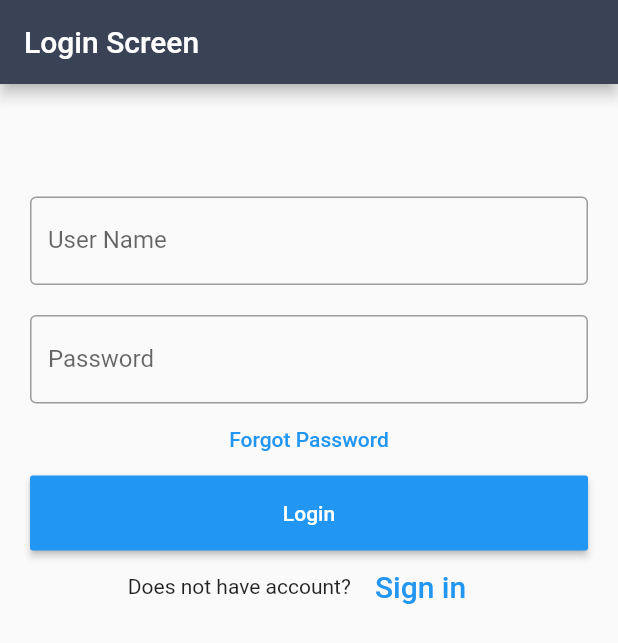
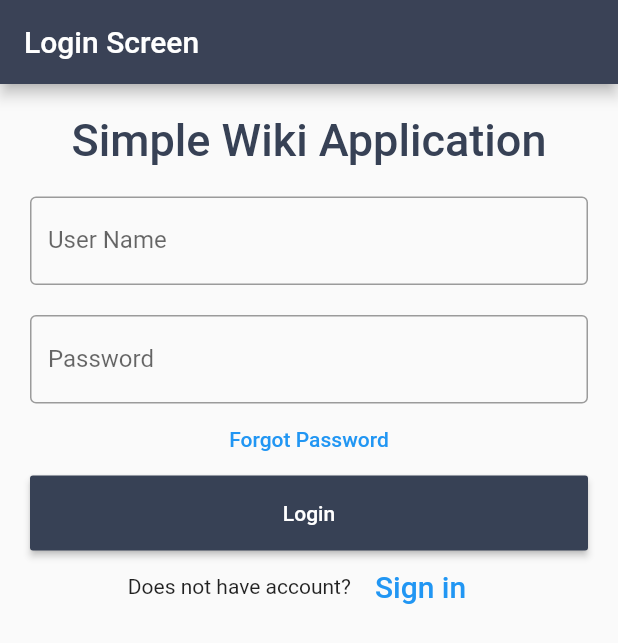
Before and after one commit to chqu1012/FlutterBasic, a Flutter app: the screen it shows after launch, on a phone screen of 412 x 824 dp. Shown: the top 643 px of the screen. Run offline on Flutter 3.47's test engine with Material 2 defaults, Android fonts, the phone set to English and light mode, and no system bars; our stand-ins replace sqflite; accounts and stored records are empty.

Commit message:
Small ui improovments

```diff
--- a/simple_flutter_wiki/lib/control/NewPageFormular.dart
+++ b/simple_flutter_wiki/lib/control/NewPageFormular.dart
@@ -14,7 +14,7 @@ class NewPageFormular extends StatelessWidget {
         appBar: AppBar(
             elevation: 0.1,
             backgroundColor: Color.fromRGBO(55, 65, 85, 1.0),
-            title: Text('New Wiki Page Formular')),
+            title: Text('New Wiki Page')),
         body: Container(
           padding: EdgeInsets.all(20),
           child: new Column(
@@ -78,7 +78,7 @@ class NewPageFormular extends StatelessWidget {
                     padding: EdgeInsets.fromLTRB(10, 0, 10, 0),
                     child: RaisedButton(
                       textColor: Colors.white,
-                      color: Colors.blue,
+                      color: Color.fromRGBO(55, 65, 85, 1.0),
                       child: Text('Create'),
                       onPressed: () => buttonPressed(context),
                     )),
--- a/simple_flutter_wiki/lib/screen/LoginScreen.dart
+++ b/simple_flutter_wiki/lib/screen/LoginScreen.dart
@@ -30,9 +30,9 @@ class _State extends State<LoginScreen> {
                         alignment: Alignment.center,
                         padding: EdgeInsets.all(10),
                         child: Text(
-                          '',
+                          'Simple Wiki Application',
                           style: TextStyle(
-                              color: Colors.blue,
+                              color: Color.fromRGBO(55, 65, 85, 1.0),
                               fontWeight: FontWeight.w500,
                               fontSize: 30),
                         )),
@@ -69,7 +69,7 @@ class _State extends State<LoginScreen> {
                         padding: EdgeInsets.fromLTRB(10, 0, 10, 0),
                         child: RaisedButton(
                           textColor: Colors.white,
-                          color: Colors.blue,
+                          color: Color.fromRGBO(55, 65, 85, 1.0),
                           child: Text('Login'),
                           onPressed: () {
                             print(nameController.text);
```
